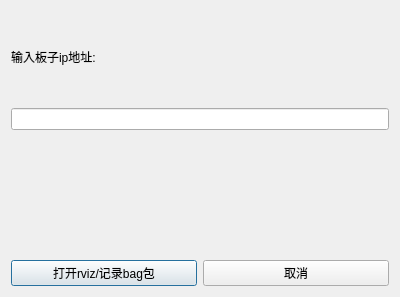
xiaochen19v587/RecordBug, file Ui/openrviz.ui: the form before one commit.
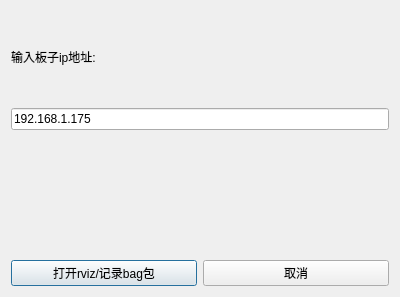
The form after the commit.

Diff of the .ui file:
```diff
--- a/Ui/openrviz.ui
+++ b/Ui/openrviz.ui
@@ -29,7 +29,11 @@
         </widget>
        </item>
        <item>
-        <widget class="QLineEdit" name="lineEdit"/>
+        <widget class="QLineEdit" name="lineEdit">
+         <property name="text">
+          <string>192.168.1.175</string>
+         </property>
+        </widget>
        </item>
       </layout>
      </item>
```
